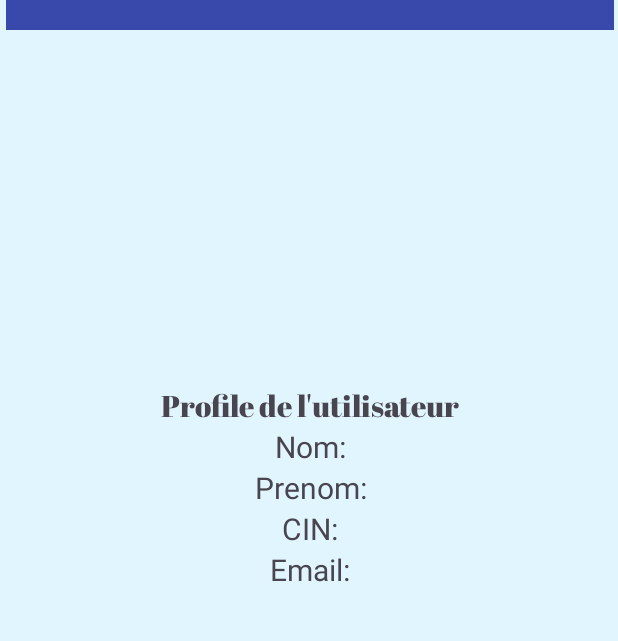
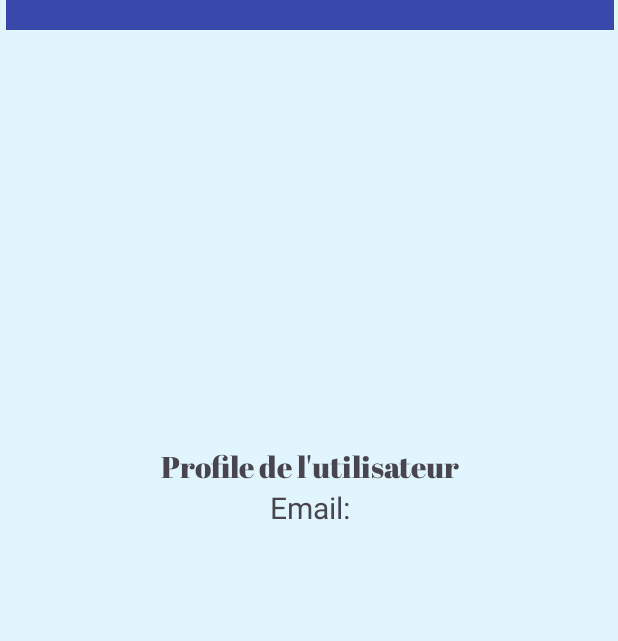
Before and after one commit to hechmi10/TourisTick, an Android app: the ProfileActivity screen opened directly, with no data from a screen before it, on a phone screen of 412 x 824 dp, the part 131-772 px from its top. Run offline under Robolectric (Android 15) with nearby library versions, the phone set to English and light mode, and no system bars; our stand-ins replace Firebase (no records; nobody signed in at launch, a user with empty details on screens opened directly).

Commit message:
Finaliser l'application

```diff
--- a/app/src/main/java/tn/esprit/touristick/views/LoginActivity.kt
+++ b/app/src/main/java/tn/esprit/touristick/views/LoginActivity.kt
@@ -56,10 +56,7 @@ class LoginActivity : AppCompatActivity() {
                         binding.etPasswordLogin.text.toString()){
                         tourist ->
                         val intent=Intent(this , ReservationManagementActivity::class.java).apply{
-                            putExtra(NOM_TOURISTE,tourist?.getNom())
-                            putExtra(PRENOM_TOURISTE,tourist?.getPrenom())
-                            putExtra(CIN,tourist?.getCin())
-                            putExtra(EMAIL,tourist?.getEmail())
+                            putExtra(EMAIL,binding.etEmailLogin.text.toString())
                         }
                         startActivity(intent)
                     }
--- a/app/src/main/java/tn/esprit/touristick/views/ProfileActivity.kt
+++ b/app/src/main/java/tn/esprit/touristick/views/ProfileActivity.kt
@@ -23,9 +23,6 @@ class ProfileActivity : AppCompatActivity() {
         // Initialize controller
         controller=TouristController.getInstance()
         firebaseAuth=FirebaseAuth.getInstance()
-        val nom=intent.getStringExtra(NOM_TOURISTE)
-        val prenom=intent.getStringExtra(PRENOM_TOURISTE)
-        val cin=intent.getStringExtra(CIN)
         val email=intent.getStringExtra(EMAIL)
         val mdp=intent.getStringExtra(MOT_DE_PASSE)
 
@@ -36,9 +33,6 @@ class ProfileActivity : AppCompatActivity() {
             controller.searchTourist(email,mdp) { tourist ->
                 if (tourist != null) {
                     // Update UI with the retrieved tourist details
-                    binding.tvNomProfile.text=(binding.tvNomProfile.text.toString() + nom) ?: "N/A"
-                    binding.tvPrenomProfile.text=(binding.tvPrenomProfile.text.toString() + prenom) ?: "N/A"
-                    binding.tvCinProfile.text=(binding.tvCinProfile.text.toString() + cin) ?: "N/A"
                     binding.tvEmailProfile.text=(binding.tvEmailProfile.text.toString() + email) ?: "N/A"
                 } else {
                     Toast.makeText(
--- a/app/src/main/res/layout/activity_profile.xml
+++ b/app/src/main/res/layout/activity_profile.xml
@@ -53,30 +53,6 @@
             android:textSize="20sp" />
 
         <TextView
-            android:id="@+id/tvNomProfile"
-            android:layout_width="match_parent"
-            android:layout_height="wrap_content"
-            android:gravity="center"
-            android:text="Nom:"
-            android:textSize="20sp" />
-
-        <TextView
-            android:id="@+id/tvPrenomProfile"
-            android:layout_width="match_parent"
-            android:layout_height="wrap_content"
-            android:gravity="center"
-            android:text="Prenom:"
-            android:textSize="20sp" />
-
-        <TextView
-            android:id="@+id/tvCinProfile"
-            android:layout_width="match_parent"
-            android:layout_height="wrap_content"
-            android:gravity="center"
-            android:text="CIN:"
-            android:textSize="20sp" />
-
-        <TextView
             android:id="@+id/tvEmailProfile"
             android:layout_width="match_parent"
             android:layout_height="wrap_content"
```
